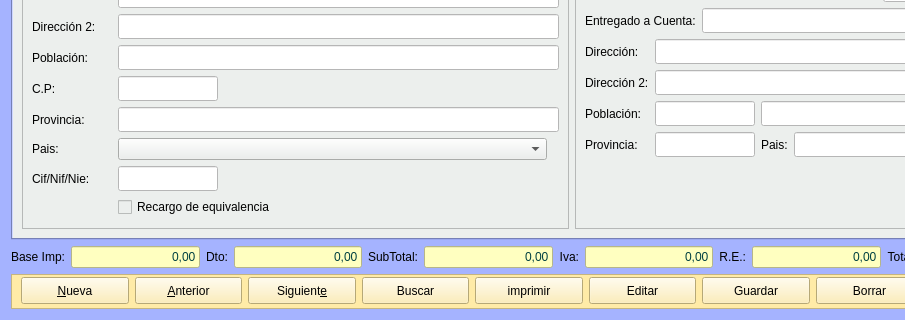
Above: Zona_Ventas/frmpedidos.ui from arcnexus/RedFoX before the change; both pictures show x 0 to 905 and y 215 to 535 of the 1058 by 535 pixel window. Below: the same form after it.
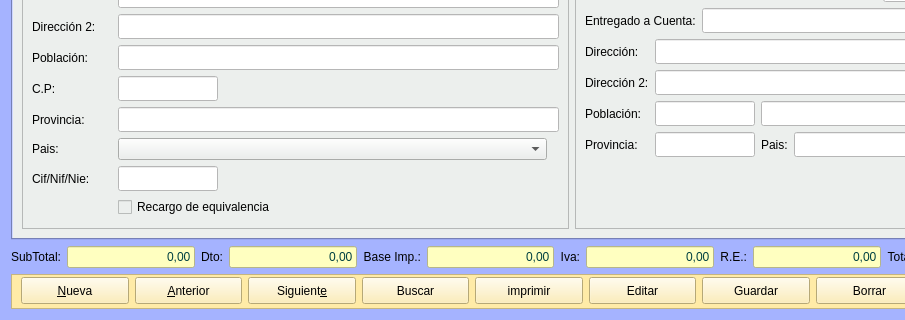
That is the form after the change. Icons and pictures are not drawn.

What changed in the file:
```diff
--- a/Zona_Ventas/frmpedidos.ui
+++ b/Zona_Ventas/frmpedidos.ui
@@ -1926,7 +1926,7 @@
      <item>
       <widget class="QLabel" name="label_16">
        <property name="text">
-        <string>Base Imp:</string>
+        <string>SubTotal:</string>
        </property>
        <property name="alignment">
         <set>Qt::AlignRight|Qt::AlignTrailing|Qt::AlignVCenter</set>
@@ -1998,7 +1998,7 @@
      <item>
       <widget class="QLabel" name="label_8">
        <property name="text">
-        <string>SubTotal:</string>
+        <string>Base Imp.:</string>
        </property>
        <property name="alignment">
         <set>Qt::AlignRight|Qt::AlignTrailing|Qt::AlignVCenter</set>
```
